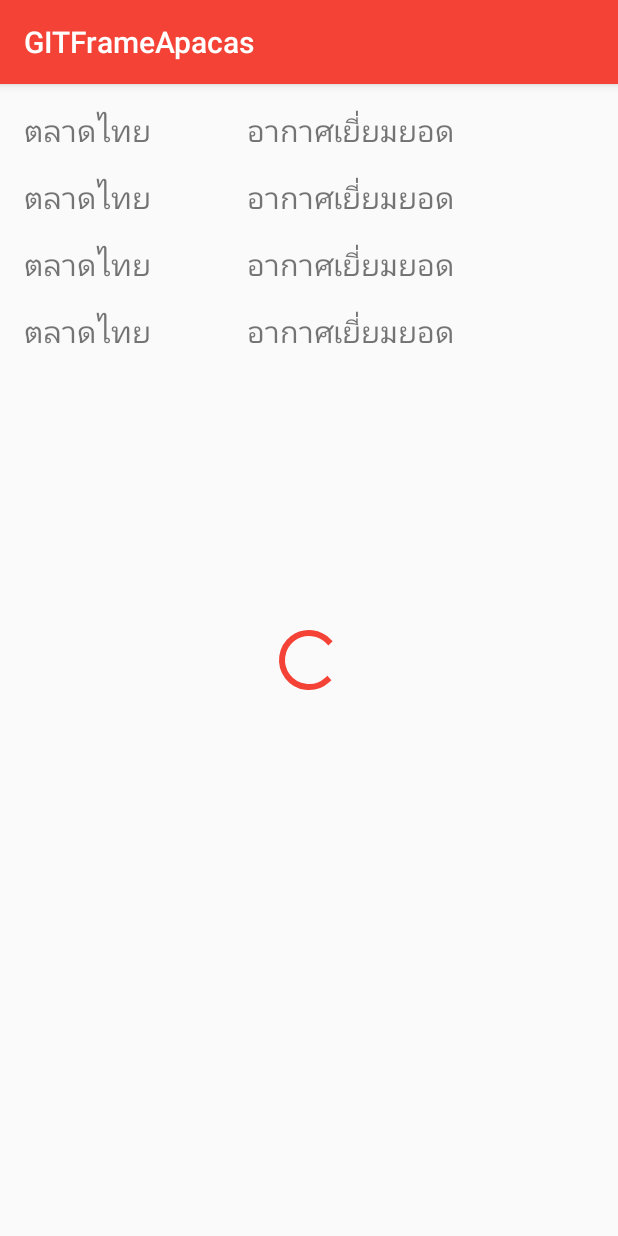
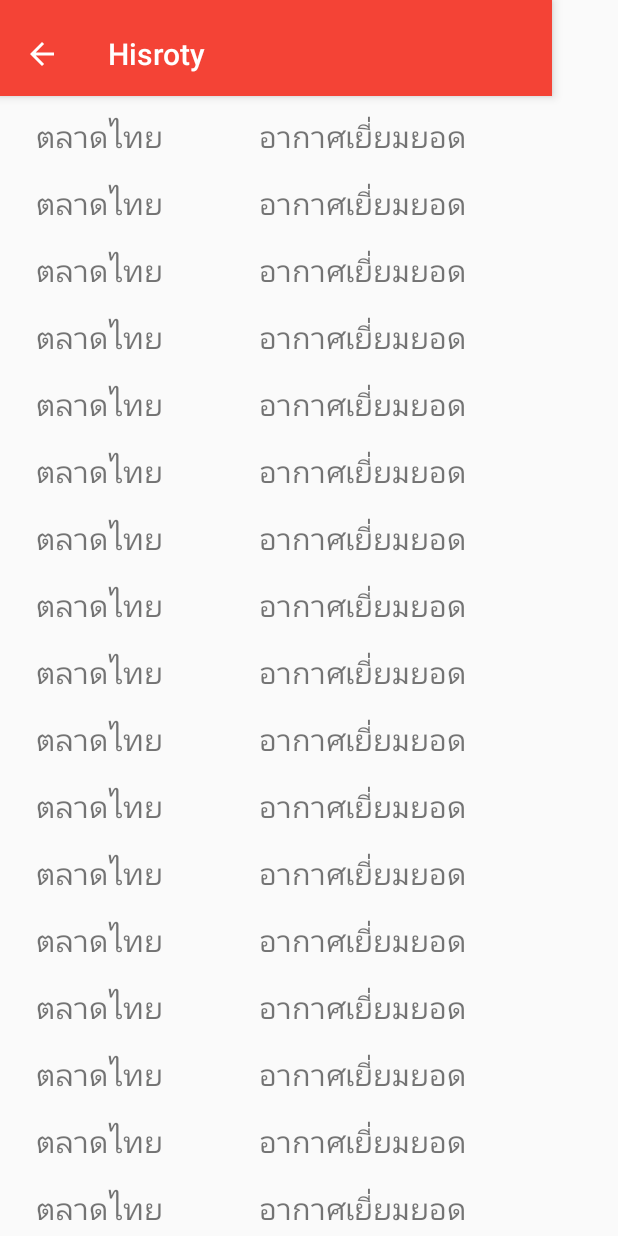
Before and after one commit to OoI3enZaoo/GITFrameApacas, an Android app: the HistoryActivity screen opened directly, with no data from a screen before it, on a phone screen of 412 x 824 dp. Run offline under Robolectric (Android 15) with nearby library versions, the phone set to English and light mode, and no system bars.

Commit message:
Update History Activity

```diff
--- a/app/src/main/AndroidManifest.xml
+++ b/app/src/main/AndroidManifest.xml
@@ -20,9 +20,13 @@
                 <category android:name="android.intent.category.LAUNCHER" />
             </intent-filter>
         </activity>
-        <activity android:name=".HomeActivity" android:theme="@style/AppTheme.NoActionBar"></activity>
+        <activity android:name=".HomeActivity" android:theme="@style/AppTheme.NoActionBar"> </activity>
+        <activity android:name=".HistoryActivity" android:theme="@style/AppTheme.NoActionBar"
+
+            android:parentActivityName=".HistoryActivity"
+            ></activity>
         <activity android:name=".SignUpActivity"></activity>
-        <activity android:name=".HistoryActivity"></activity>
+
     </application>
 
 </manifest>
--- a/app/src/main/java/com/admin/gitframeapacas/FeedProfileFragment.java
+++ b/app/src/main/java/com/admin/gitframeapacas/FeedProfileFragment.java
@@ -41,7 +41,7 @@ public class FeedProfileFragment extends Fragment {
 
 
         View v = inflater.inflate(R.layout.fragment_profile, container, false);
-        String[] textString = {"ประวัติการเข้าชม", "การแจ้งเตือน", "รางวัล"};
+        String[] textString = {"History", "Notification", "Reward"};
         int[] drawableIds = {R.drawable.ic_tap_history, R.drawable.ic_tap_notification, R.drawable.ic_tap_giftcad};
         CustomAdapter adapter = new CustomAdapter(v.getContext(), textString, drawableIds);
         listView1 = (ListView) v.findViewById(R.id.menu_setting);
@@ -54,8 +54,7 @@ public class FeedProfileFragment extends Fragment {
                     case 0:
                         Intent intent = new Intent(getActivity(),HistoryActivity.class);
                         startActivity(intent);
-                        Toast.makeText(getActivity().getBaseContext(), country[position], Toast.LENGTH_SHORT ).show();
-                        Log.i("benben",country[position]);
+
                         break;
                     case 1:
                         Toast.makeText(getActivity().getBaseContext(), country[position], Toast.LENGTH_SHORT ).show();
--- a/app/src/main/java/com/admin/gitframeapacas/HistoryActivity.java
+++ b/app/src/main/java/com/admin/gitframeapacas/HistoryActivity.java
@@ -27,12 +27,17 @@ public class HistoryActivity extends AppCompatActivity {
 
         super.onCreate(savedInstanceState);
         setContentView(R.layout.activity_history);
+
+        final Toolbar toolbar = (Toolbar) findViewById(R.id.toolbar);
+        toolbar.setTitle("Hisroty");
+        setSupportActionBar(toolbar);
+
         recyclerview = (RecyclerView) findViewById(R.id.historyRecyclerView);
         //recyclerview.setHasFixedSize(true);
         recyclerview.setAdapter(new RecyclrViewAdapter());
         recyclerview.setLayoutManager(new LinearLayoutManager(getApplicationContext()));
         //recyclerview.setItemAnimator(new DefaultItemAnimator());
-
+        getSupportActionBar().setDisplayHomeAsUpEnabled(true);
         Log.d("ben","1");
     }
 
@@ -56,7 +61,7 @@ public class HistoryActivity extends AppCompatActivity {
         @Override
         public int getItemCount() {
             Log.d("ben","4");
-            return 10;
+            return 20;
         }
     }
 
--- a/app/src/main/java/com/admin/gitframeapacas/HomeActivity.java
+++ b/app/src/main/java/com/admin/gitframeapacas/HomeActivity.java
@@ -30,6 +30,7 @@ public class HomeActivity extends AppCompatActivity{
     @Override
     protected void onCreate(@Nullable Bundle savedInstanceState) {
         super.onCreate(savedInstanceState);
+
         setContentView(R.layout.activity_home);
         final Toolbar toolbar = (Toolbar) findViewById(R.id.toolbar);
         toolbar.setTitle("Home");
--- a/app/src/main/java/com/admin/gitframeapacas/MainActivity.java
+++ b/app/src/main/java/com/admin/gitframeapacas/MainActivity.java
@@ -13,7 +13,7 @@ public class MainActivity extends AppCompatActivity{
     protected void onCreate(Bundle savedInstanceState) {
         super.onCreate(savedInstanceState);
         FacebookSdk.sdkInitialize(this);
-        //getSupportActionBar().hide();
+        getSupportActionBar().hide();
         setContentView(R.layout.activity_main);
         Button btnLogin = (Button) findViewById(R.id.btnLogin);
         Button btnSignup = (Button) findViewById(R.id.btnSignup);
--- a/app/src/main/res/layout/activity_history.xml
+++ b/app/src/main/res/layout/activity_history.xml
@@ -1,37 +1,49 @@
 <?xml version="1.0" encoding="utf-8"?>
-<android.support.constraint.ConstraintLayout xmlns:android="http://schemas.android.com/apk/res/android"
+<android.support.design.widget.CoordinatorLayout xmlns:android="http://schemas.android.com/apk/res/android"
+    xmlns:app="http://schemas.android.com/apk/res-auto"
     xmlns:tools="http://schemas.android.com/tools"
-    xmlns:tool="http://schemas.android.com/apk/res-auto"
-    android:orientation="vertical"
+    android:id="@+id/main_content"
     android:layout_width="match_parent"
     android:layout_height="match_parent"
-    android:id="@+id/activity_history"
-    tools:context="com.admin.gitframeapacas.HistoryActivity">
+    android:fitsSystemWindows="true"
+    tools:context=".HistoryActivity">
 
+    <android.support.design.widget.AppBarLayout
+        android:id="@+id/appbar"
+        android:layout_width="368dp"
+        android:layout_height="wrap_content"
+        android:paddingTop="@dimen/appbar_padding_top"
+        android:theme="@style/AppTheme.AppBarOverlay"
+        tools:layout_editor_absoluteX="8dp"
+        tools:layout_editor_absoluteY="0dp">
 
-    <ProgressBar
-        android:id="@+id/process"
-        style="@style/Widget.AppCompat.TextView.SpinnerItem"
-        android:layout_width="64dp"
-        android:layout_gravity="center"
-        android:layout_height="90dp"
-        tool:layout_constraintTop_toTopOf="parent"
-        android:layout_marginEnd="16dp"
-        tool:layout_constraintRight_toRightOf="parent"
-        android:layout_marginStart="16dp"
-        tool:layout_constraintLeft_toLeftOf="parent"
-        tool:layout_constraintBottom_toBottomOf="parent"
-        android:layout_marginBottom="16dp"
-        android:layout_marginTop="16dp"></ProgressBar>
+        <android.support.v7.widget.Toolbar
+            android:id="@+id/toolbar"
+            android:layout_width="match_parent"
+            android:layout_height="?attr/actionBarSize"
+            android:background="?attr/colorPrimary"
+            app:layout_scrollFlags="scroll|enterAlways"
+            app:popupTheme="@style/AppTheme.PopupOverlay">
+
+        </android.support.v7.widget.Toolbar>
+
+    </android.support.design.widget.AppBarLayout>
 
     <android.support.v7.widget.RecyclerView
         android:id="@+id/historyRecyclerView"
-        android:layout_width="368dp"
-        android:layout_height="195dp"
-        tools:listitem="@layout/item_histoy"
-        tools:layout_editor_absoluteY="8dp"
-        tools:layout_editor_absoluteX="8dp">
+        android:layout_width="match_parent"
+        android:layout_height="match_parent"
+
+        android:layout_marginEnd="8dp"
+        android:layout_marginStart="8dp"
+        android:layout_marginTop="60dp"
+        app:layout_constraintHorizontal_bias="0.8"
+        app:layout_constraintLeft_toLeftOf="parent"
+        app:layout_constraintRight_toRightOf="parent"
+        app:layout_constraintTop_toTopOf="parent"
+        tools:listitem="@layout/item_histoy">
+
+    </android.support.v7.widget.RecyclerView>
 
 
-    </android.support.v7.widget.RecyclerView>
-</android.support.constraint.ConstraintLayout>
+</android.support.design.widget.CoordinatorLayout>
```
